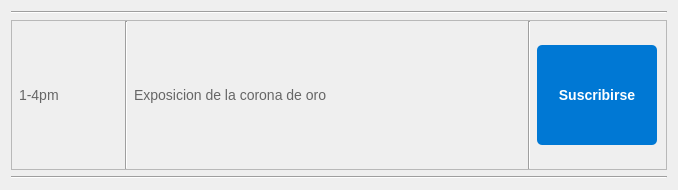
Before: the Qt Designer form ui_files/ItemHora.ui in Hrndz16/Simes, drawn with Qt 5.
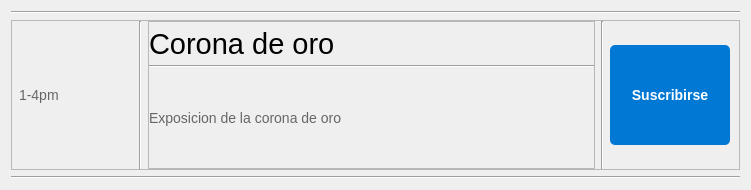
After: the same form once the commit is applied.

Diff of the .ui file:
```diff
--- a/ui_files/ItemHora.ui
+++ b/ui_files/ItemHora.ui
@@ -6,7 +6,7 @@
    <rect>
     <x>0</x>
     <y>0</y>
-    <width>678</width>
+    <width>751</width>
     <height>190</height>
    </rect>
   </property>
@@ -70,7 +70,7 @@
         </property>
         <property name="maximumSize">
          <size>
-          <width>100</width>
+          <width>114</width>
           <height>100</height>
          </size>
         </property>
@@ -99,6 +99,51 @@
        </widget>
       </item>
       <item>
+       <widget class="QFrame" name="frame">
+        <property name="frameShape">
+         <enum>QFrame::StyledPanel</enum>
+        </property>
+        <property name="frameShadow">
+         <enum>QFrame::Raised</enum>
+        </property>
+        <layout class="QVBoxLayout" name="verticalLayout_2">
+         <property name="spacing">
+          <number>0</number>
+         </property>
+         <property name="leftMargin">
+          <number>0</number>
+         </property>
+         <property name="topMargin">
+          <number>0</number>
+         </property>
+         <property name="rightMargin">
+          <number>0</number>
+         </property>
+         <property name="bottomMargin">
+          <number>0</number>
+         </property>
+         <item>
+          <widget class="QLabel" name="label">
+           <property name="font">
+            <font>
+             <pointsize>22</pointsize>
+             <weight>50</weight>
+             <bold>false</bold>
+            </font>
+           </property>
+           <property name="text">
+            <string>Corona de oro</string>
+           </property>
+          </widget>
+         </item>
+         <item>
+          <widget class="Line" name="line_3">
+           <property name="orientation">
+            <enum>Qt::Horizontal</enum>
+           </property>
+          </widget>
+         </item>
+         <item>
        <widget class="QLabel" name="Descripcion">
         <property name="minimumSize">
          <size>
@@ -121,6 +166,9 @@
         <property name="text">
          <string>Exposicion de la corona de oro</string>
         </property>
+          </widget>
+         </item>
+        </layout>
        </widget>
       </item>
       <item>
```
Lines whose indentation alone changed are shown as unchanged.
